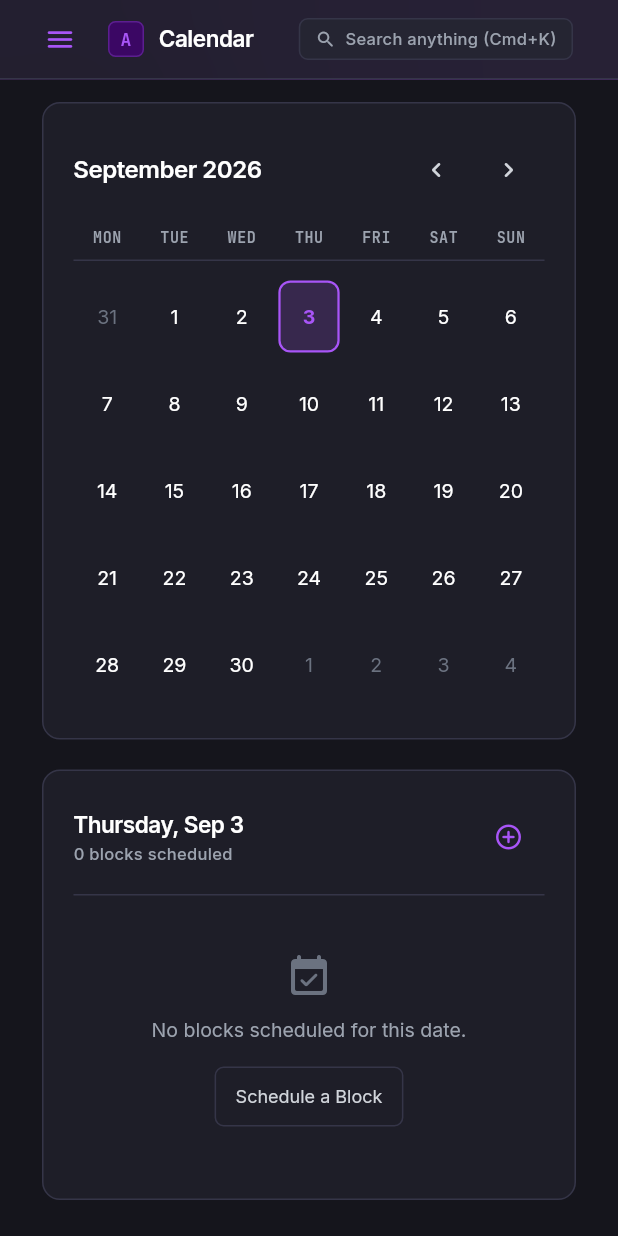
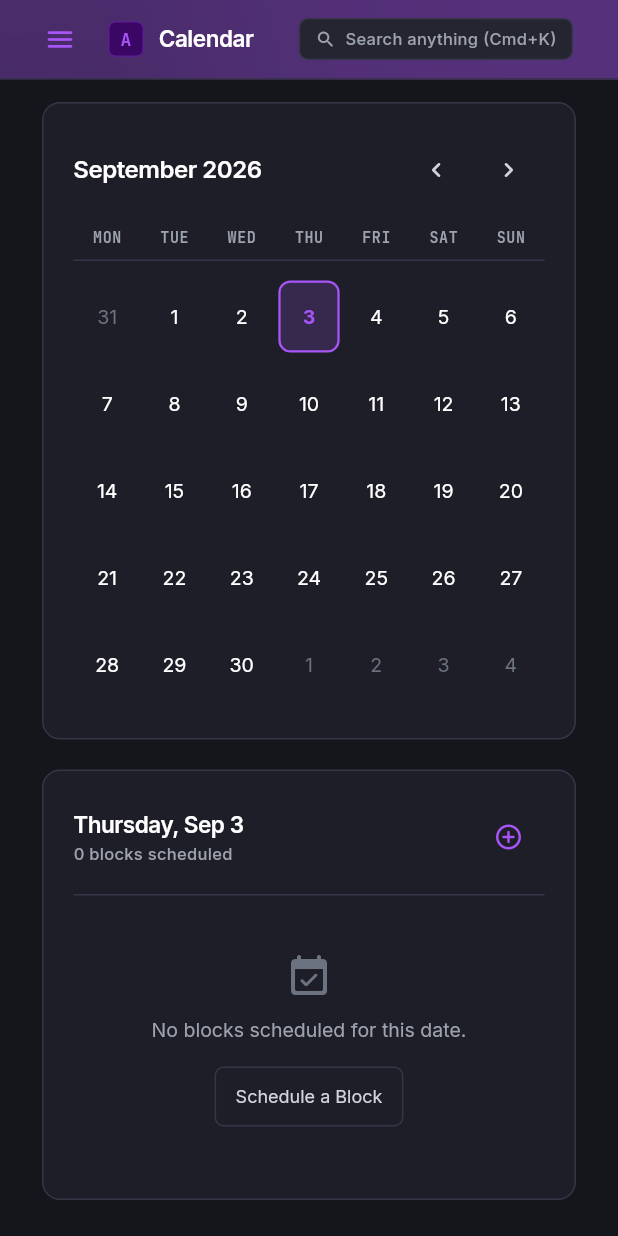
Before and after one commit to Dhyanesh2603/Arete, a Flutter app: the CalendarView screen opened by its route, scrolled down 84 dp, on a phone screen of 412 x 824 dp. Run offline on Flutter 3.47's test engine with Material 3 defaults, Android fonts, the light colour scheme and no system bars; our stand-ins replace fl_chart, flutter_riverpod, go_router, google_fonts, shared_preferences, supabase; missing offline and left inert: dart:html, dart:js_interop; accounts and stored records are empty.

Commit message:
style: implement glassmorphism with purple tinted glass panels

```diff
--- a/lib/core/theme/app_colors.dart
+++ b/lib/core/theme/app_colors.dart
@@ -6,7 +6,7 @@ class AppColors {
   static const Color surfaceTier1 = Color(0xFF1E1E28); // Elevated Dark Grey
   static const Color surfaceTier2 = Color(0xFF252532); // Card Background
   static const Color surfaceHover = Color(0xFF2C2C3D); // Hover State
-  static const Color surfaceGlass = Color(0xBF1E1E28); // Glass Overlay
+  static const Color surfaceGlass = Color(0x33A855F7); // Purple Glass Overlay
 
   // Hairline Borders
   static const Color borderSubtle = Color(0xFF353548); // Subtle divider
--- a/lib/presentation/views/shell_scaffold.dart
+++ b/lib/presentation/views/shell_scaffold.dart
@@ -159,7 +159,7 @@ class _ShellScaffoldState extends ConsumerState<ShellScaffold> {
           ],
         ),
       ),
-    );
+    ));
   }
 
   Widget _buildTopHeader(BuildContext context, dynamic user, bool isFocusActive) {
@@ -306,6 +306,6 @@ class _ShellScaffoldState extends ConsumerState<ShellScaffold> {
             ),
         ],
       ),
-    );
+    ));
   }
 }
--- a/lib/presentation/widgets/app_sidebar.dart
+++ b/lib/presentation/widgets/app_sidebar.dart
@@ -43,7 +43,7 @@ class AppSidebar extends ConsumerWidget {
             ),
           ],
         ),
-      child: Column(
+        child: Column(
         crossAxisAlignment: CrossAxisAlignment.start,
         children: [
           const SizedBox(height: 16),
@@ -364,7 +364,7 @@ class AppSidebar extends ConsumerWidget {
           const SizedBox(height: 6),
         ],
       ),
-    );
+    ));
   }
 
   Widget _buildNavItem(
--- a/lib/presentation/widgets/command_palette_modal.dart
+++ b/lib/presentation/widgets/command_palette_modal.dart
@@ -411,7 +411,7 @@ class _CommandPaletteModalState extends ConsumerState<CommandPaletteModal> {
           ),
         ),
       ),
-    );
+    ));
   }
 }
 
```
